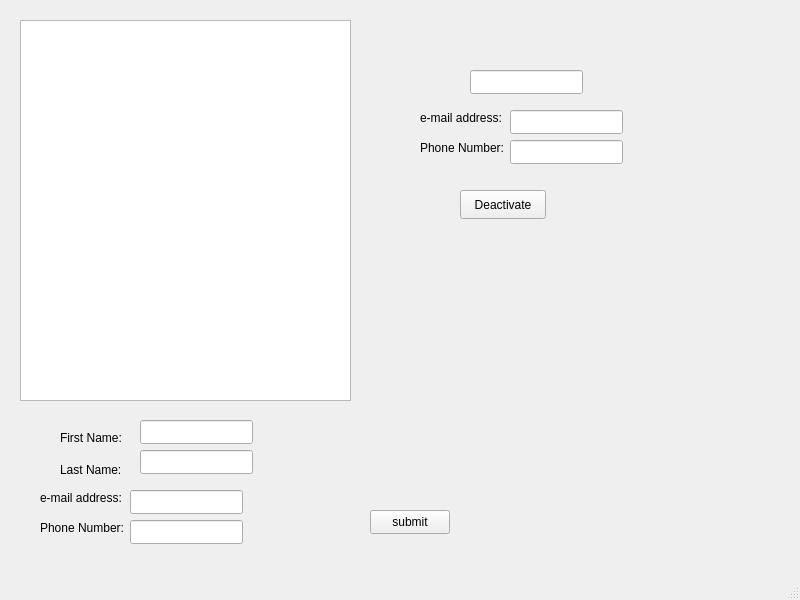
Old version of the form SquareHackathon/mainwindow.ui in the repository rbrueda/System-of-Style.
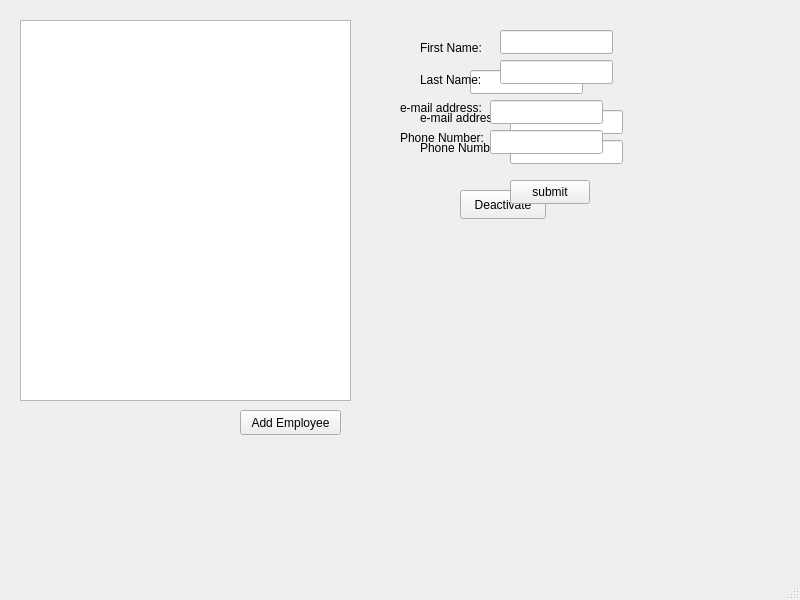
New version of the form.

Commit message: Functionality for Staff List

What changed in the file:
```diff
--- a/SquareHackathon/mainwindow.ui
+++ b/SquareHackathon/mainwindow.ui
@@ -14,111 +14,6 @@
    <string>MainWindow</string>
   </property>
   <widget class="QWidget" name="centralwidget">
-   <widget class="QLineEdit" name="firstName">
-    <property name="geometry">
-     <rect>
-      <x>140</x>
-      <y>420</y>
-      <width>113</width>
-      <height>24</height>
-     </rect>
-    </property>
-   </widget>
-   <widget class="QLineEdit" name="lastName">
-    <property name="geometry">
-     <rect>
-      <x>140</x>
-      <y>450</y>
-      <width>113</width>
-      <height>24</height>
-     </rect>
-    </property>
-   </widget>
-   <widget class="QLineEdit" name="email">
-    <property name="geometry">
-     <rect>
-      <x>130</x>
-      <y>490</y>
-      <width>113</width>
-      <height>24</height>
-     </rect>
-    </property>
-   </widget>
-   <widget class="QLabel" name="txt_FirstName">
-    <property name="geometry">
-     <rect>
-      <x>60</x>
-      <y>430</y>
-      <width>71</width>
-      <height>16</height>
-     </rect>
-    </property>
-    <property name="text">
-     <string>First Name:</string>
-    </property>
-   </widget>
-   <widget class="QLabel" name="txt_LastName">
-    <property name="geometry">
-     <rect>
-      <x>60</x>
-      <y>460</y>
-      <width>61</width>
-      <height>20</height>
-     </rect>
-    </property>
-    <property name="text">
-     <string>Last Name:</string>
-    </property>
-   </widget>
-   <widget class="QLabel" name="txt_email">
-    <property name="geometry">
-     <rect>
-      <x>40</x>
-      <y>490</y>
-      <width>91</width>
-      <height>16</height>
-     </rect>
-    </property>
-    <property name="text">
-     <string>e-mail address:</string>
-    </property>
-   </widget>
-   <widget class="QPushButton" name="submit">
-    <property name="geometry">
-     <rect>
-      <x>370</x>
-      <y>510</y>
-      <width>80</width>
-      <height>24</height>
-     </rect>
-    </property>
-    <property name="text">
-     <string>submit</string>
-    </property>
-   </widget>
-   <widget class="QLineEdit" name="phoneNumber">
-    <property name="geometry">
-     <rect>
-      <x>130</x>
-      <y>520</y>
-      <width>113</width>
-      <height>24</height>
-     </rect>
-    </property>
-   </widget>
-   <widget class="QLabel" name="txt_phoneNumber">
-    <property name="geometry">
-     <rect>
-      <x>40</x>
-      <y>520</y>
-      <width>91</width>
-      <height>16</height>
-     </rect>
-    </property>
-    <property name="text">
-     <string>Phone Number:</string>
-    </property>
-   </widget>
    <widget class="QWidget" name="verticalLayoutWidget">
     <property name="geometry">
      <rect>
@@ -225,6 +120,134 @@
      </property>
     </widget>
    </widget>
+   <widget class="QPushButton" name="addEmployeeButton">
+    <property name="geometry">
+     <rect>
+      <x>240</x>
+      <y>410</y>
+      <width>101</width>
+      <height>25</height>
+     </rect>
+    </property>
+    <property name="text">
+     <string>Add Employee</string>
+    </property>
+   </widget>
+   <widget class="QWidget" name="addEmployeeWidget" native="true">
+    <property name="geometry">
+     <rect>
+      <x>400</x>
+      <y>30</y>
+      <width>341</width>
+      <height>371</height>
+     </rect>
+    </property>
+    <widget class="QLabel" name="txt_phoneNumber">
+     <property name="geometry">
+      <rect>
+       <x>0</x>
+       <y>100</y>
+       <width>91</width>
+       <height>16</height>
+      </rect>
+     </property>
+     <property name="text">
+      <string>Phone Number:</string>
+     </property>
+    </widget>
+    <widget class="QLineEdit" name="lastName">
+     <property name="geometry">
+      <rect>
+       <x>100</x>
+       <y>30</y>
+       <width>113</width>
+       <height>24</height>
+      </rect>
+     </property>
+    </widget>
+    <widget class="QLabel" name="txt_LastName">
+     <property name="geometry">
+      <rect>
+       <x>20</x>
+       <y>40</y>
+       <width>61</width>
+       <height>20</height>
+      </rect>
+     </property>
+     <property name="text">
+      <string>Last Name:</string>
+     </property>
+    </widget>
+    <widget class="QLineEdit" name="email">
+     <property name="geometry">
+      <rect>
+       <x>90</x>
+       <y>70</y>
+       <width>113</width>
+       <height>24</height>
+      </rect>
+     </property>
+    </widget>
+    <widget class="QLineEdit" name="phoneNumber">
+     <property name="geometry">
+      <rect>
+       <x>90</x>
+       <y>100</y>
+       <width>113</width>
+       <height>24</height>
+      </rect>
+     </property>
+    </widget>
+    <widget class="QLineEdit" name="firstName">
+     <property name="geometry">
+      <rect>
+       <x>100</x>
+       <y>0</y>
+       <width>113</width>
+       <height>24</height>
+      </rect>
+     </property>
+    </widget>
+    <widget class="QLabel" name="txt_email">
+     <property name="geometry">
+      <rect>
+       <x>0</x>
+       <y>70</y>
+       <width>91</width>
+       <height>16</height>
+      </rect>
+     </property>
+     <property name="text">
+      <string>e-mail address:</string>
+     </property>
+    </widget>
+    <widget class="QLabel" name="txt_FirstName">
+     <property name="geometry">
+      <rect>
+       <x>20</x>
+       <y>10</y>
+       <width>71</width>
+       <height>16</height>
+      </rect>
+     </property>
+     <property name="text">
+      <string>First Name:</string>
+     </property>
+    </widget>
+    <widget class="QPushButton" name="submit">
+     <property name="geometry">
+      <rect>
+       <x>110</x>
+       <y>150</y>
+       <width>80</width>
+       <height>24</height>
+      </rect>
+     </property>
+     <property name="text">
+      <string>submit</string>
+     </property>
+    </widget>
+   </widget>
   </widget>
   <widget class="QMenuBar" name="menubar">
    <property name="geometry">
```
The commit also changes 2 other files.
